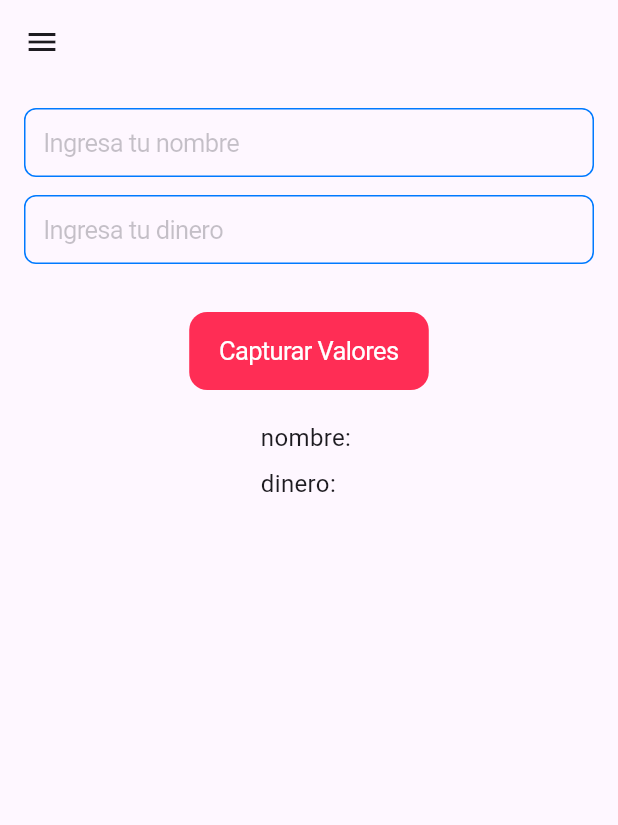
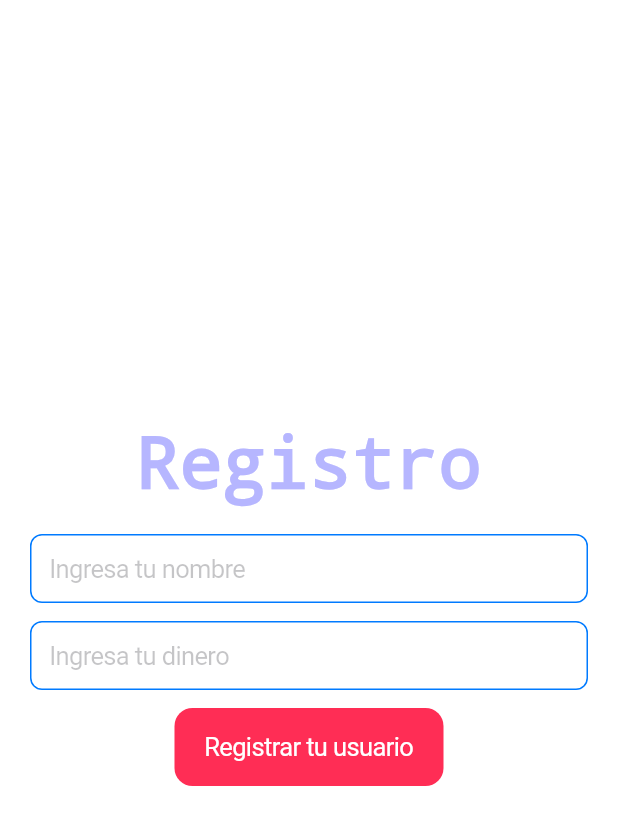
Before and after one commit to DilanBernal/our-finances, a Flutter app: the screen it shows after launch, on a phone screen of 412 x 824 dp. Shown: the top 825 px of the screen. Run offline on Flutter 3.47's test engine with Material 3 defaults, Android fonts, the phone set to English and light mode, and no system bars; our stand-ins replace shared_preferences, sqflite; accounts and stored records are empty.

Commit message:
Style: adjust register screen

```diff
--- a/lib/Models/user.dart
+++ b/lib/Models/user.dart
@@ -1,18 +1,36 @@
 class User {
   final int id;
   final String name;
-  final double balance;
+  double balance;
+  bool inCloud;
 
-  User({required this.id, required this.name, required this.balance});
+  User(
+      {required this.id,
+      required this.name,
+      required this.balance,
+      required this.inCloud});
   Map<String, dynamic> toMap() {
-    return {'name': name, 'balance': balance};
+    return {
+      'name': name,
+      'balance': balance,
+      'inCloud': inCloud == true ? 1 : 0
+    };
   }
 
   factory User.fromMap(Map<String, dynamic> map) {
-    return User(id: map['id'], name: map['name'], balance: (map['balance'] as num).toDouble());
+    return User(
+        id: map['id'],
+        name: map['name'],
+        balance: (map['balance'] as num).toDouble(),
+        inCloud: map['inCloud'] == 1);
   }
 
   factory User.fromJson(Map<String, dynamic> json) {
-    return User(id: json['id'], name: json['name'], balance: json['balance']);
+    return User(
+        id: json['id'],
+        name: json['name'],
+        balance: json['balance'],
+        inCloud: json['inCloud'] == 1
+    );
   }
 }
--- a/lib/Screens/home_screen.dart
+++ b/lib/Screens/home_screen.dart
@@ -1,6 +1,5 @@
 import 'package:flutter/material.dart';
 import 'package:our_finances/Screens/new_entry_screen.dart';
-import 'package:our_finances/Screens/register_screen.dart';
 
 class HomeScreen extends StatelessWidget{
 
@@ -11,7 +10,7 @@ class HomeScreen extends StatelessWidget{
     return SafeArea(
       child: Column(
         children: [
-          RegisterScreen()
+          NewEntryScreen()
         ],
       ),
     );
--- a/lib/Screens/new_entry_screen.dart
+++ b/lib/Screens/new_entry_screen.dart
@@ -6,6 +6,10 @@ class NewEntryScreen extends StatelessWidget {
 
   @override
   Widget build(BuildContext context) {
-    return InputWithButton(onSend: (values) {print('values');}, fieldNames: ["jaja", "nooo"],);
+    return InputWithButton(onSend: (values) {_createEntry(values);}, fieldNames: ["Noooo", "La politsia"], buttonName: "Agregar gasto",);
+  }
+
+  Future<void> _createEntry(Map<String, String> values) async {
+
   }
 }
--- a/lib/Screens/register_screen.dart
+++ b/lib/Screens/register_screen.dart
@@ -4,6 +4,7 @@ import 'package:our_finances/Dao/sqlite/user_dao_sqlite.dart';
 import 'package:our_finances/Models/user.dart';
 import 'package:our_finances/Widgets/input_with_button.dart';
 import 'package:provider/provider.dart';
+import 'package:shared_preferences/shared_preferences.dart';
 
 class RegisterScreen extends StatelessWidget {
   const RegisterScreen({super.key});
@@ -11,26 +12,42 @@ class RegisterScreen extends StatelessWidget {
   @override
   Widget build(BuildContext context) {
     final userRepo = context.read<UserDaoSqlite>();
-    return InputWithButton(
+    return Column(
+      mainAxisSize: MainAxisSize.max,
+      mainAxisAlignment: MainAxisAlignment.center,
+      children: [
+        Text(
+          "Registro",
+          style: TextStyle(
+              color: Color.fromRGBO(182, 182, 255, 1.0),
+              decoration: TextDecoration.none),
+        ),
+        InputWithButton(
           onSend: (values) => {_createUser(values, userRepo)},
           fieldNames: ["nombre", "dinero"],
           keyboardTypes: [TextInputType.text, TextInputType.number],
+          buttonName: "Registrar tu usuario",
           inputFormatters: [
             [],
             [FilteringTextInputFormatter.digitsOnly]
           ],
+        )
+      ]
     );
   }
 
   Future<void> _createUser(
       Map<String, String> values, UserDaoSqlite userRepo) async {
+    final prefs = await SharedPreferences.getInstance();
     try {
       final name = values['nombre']!;
       final balance = double.tryParse(values['dinero']!) ?? 0.0;
 
-      if (name != null && name.trim() != '') {
-        final user = User(id: 0, name: name, balance: balance);
-        await userRepo.insertUser(user);
+      if (name.trim() != '') {
+        final user = User(id: 0, name: name, balance: balance, inCloud: false);
+        int idGenerated = await userRepo.insertUser(user);
+        await prefs.setInt('userId', idGenerated);
+        await prefs.setBool('isFirstLaunch', false);
       }
       await userRepo.getAllUsers();
     } catch (e) {
--- a/lib/Widgets/input_with_button.dart
+++ b/lib/Widgets/input_with_button.dart
@@ -2,15 +2,17 @@ import 'package:flutter/cupertino.dart';
 import 'package:flutter/services.dart';
 
 class InputWithButton extends StatefulWidget {
-  final Function(Map<String, String>) onSend; // Ahora recibe un mapa de valores
-  final List<String> fieldNames; // Nombres de los campos
-  final List<TextInputType>? keyboardTypes; // Tipos de teclado opcionales
-  final List<List<TextInputFormatter>>? inputFormatters; // Formateadores opcionales
+  final Function(Map<String, String>) onSend;
+  final List<String> fieldNames;
+  final List<TextInputType>? keyboardTypes;
+  final List<List<TextInputFormatter>>? inputFormatters;
+  final String buttonName;
 
   const InputWithButton({
     super.key,
     required this.onSend,
     required this.fieldNames,
+    required this.buttonName,
     this.keyboardTypes,
     this.inputFormatters,
   });
@@ -36,10 +38,9 @@ class _InputWithButtonState extends State<InputWithButton> {
   @override
   Widget build(BuildContext context) {
     return Padding(
-      padding: const EdgeInsets.all(16.0),
+      padding: const EdgeInsets.all(20.0),
       child: Column(
         children: [
-          // Generar un campo por cada nombre proporcionado
           ...List.generate(widget.fieldNames.length, (index) {
             return Padding(
               padding: const EdgeInsets.only(bottom: 12.0),
@@ -61,43 +62,21 @@ class _InputWithButtonState extends State<InputWithButton> {
               ),
             );
           }),
-
-          SizedBox(height: 20),
-
           CupertinoButton(
             onPressed: () {
-              // Capturar todos los valores
               final values = {
                 for (int i = 0; i < widget.fieldNames.length; i++)
                   widget.fieldNames[i]: _controllers[i].text
               };
-
               setState(() {
                 _capturedValues = values;
               });
-
-              widget.onSend(values);
+              widget.onSend(_capturedValues);
             },
             color: CupertinoColors.systemPink,
-            child: Text('Capturar Valores',
+            child: Text(widget.buttonName,
               style: TextStyle(color: CupertinoColors.white),
             ),
-          ),
-
-          SizedBox(height: 20),
-
-          // Mostrar todos los valores capturados
-          Column(
-            crossAxisAlignment: CrossAxisAlignment.start,
-            children: _capturedValues.entries.map((entry) {
-              return Padding(
-                padding: const EdgeInsets.only(bottom: 8.0),
-                child: Text(
-                  '${entry.key}: ${entry.value}',
-                  style: TextStyle(fontSize: 16),
-                ),
-              );
-            }).toList(),
           ),
         ],
       ),
--- a/lib/Widgets/list_menu.dart
+++ b/lib/Widgets/list_menu.dart
@@ -14,7 +14,7 @@ class ListMenu extends StatelessWidget {
             color: Color.fromRGBO(46, 0, 76, 0.75),
           ),
           child: Text(
-            'Nuestras finanzas',
+            'Nuestras finanzas <3',
             style: TextStyle(
               fontSize: 24,
             ),
--- a/lib/main.dart
+++ b/lib/main.dart
@@ -2,32 +2,31 @@ import 'package:flutter/material.dart';
 import 'package:our_finances/Dao/sqlite/db_helper_sqlite.dart';
 import 'package:our_finances/Dao/sqlite/user_dao_sqlite.dart';
 import 'package:our_finances/Screens/home_screen.dart';
+import 'package:our_finances/Screens/register_screen.dart';
 import 'package:provider/provider.dart';
+import 'package:shared_preferences/shared_preferences.dart';
 import 'Widgets/list_menu.dart';
 
 void main() async {
   WidgetsFlutterBinding.ensureInitialized();
-
   final sqliteHelper = DbSqlite.instance;
   await sqliteHelper.database;
-
-
-  runApp(
-    MultiProvider(
+  final prefs = await SharedPreferences.getInstance();
+  final isFirstLaunch = prefs.getBool('isFirstLaunch') ?? true;
+  runApp(MultiProvider(
     providers: [
       Provider<DbSqlite>(create: (_) => sqliteHelper),
       Provider<UserDaoSqlite>(
-            create: (ctx) => UserDaoSqlite(dbHelper: ctx.read<DbSqlite>())
-        )
+          create: (ctx) => UserDaoSqlite(dbHelper: ctx.read<DbSqlite>()))
     ],
-      child:MainApp(),
-    )
-  );
+    child: MainApp(isFirstLaunch: isFirstLaunch),
+  ));
 }
 
+class MainApp extends StatelessWidget {
+  final bool isFirstLaunch;
 
-class MainApp extends StatelessWidget {
-  MainApp({super.key});
+  MainApp({super.key, required this.isFirstLaunch});
   final ThemeData blackDarkTheme = ThemeData(
     brightness: Brightness.dark,
     scaffoldBackgroundColor: Colors.black,
@@ -57,17 +56,16 @@ class MainApp extends StatelessWidget {
       darkTheme: blackDarkTheme,
       themeMode: ThemeMode.system,
       debugShowCheckedModeBanner: false,
-      home: Scaffold(
+      home: isFirstLaunch
+          ? RegisterScreen()
+          : Scaffold(
               appBar: AppBar(
                 title: Text(''),
               ),
-        body:SafeArea(
+              body: SafeArea(
                   child: Column(
-            children: [
-              HomeScreen()
-            ],
-          )
-        ),
+                children: [HomeScreen()],
+              )),
               drawer: Drawer(
                 child: ListMenu(),
               ),
--- a/pubspec.yaml
+++ b/pubspec.yaml
@@ -14,6 +14,7 @@ dependencies:
   sqflite: ^2.3.0
   path: ^1.9.0
   provider: ^6.1.1
+  shared_preferences: ^2.2.2
 
 dev_dependencies:
   flutter_test:
```
Also changed, not shown: lib/Dao/sqlite/db_helper_sqlite.dart (+6 -2 lines), lib/Models/category.dart (+24 -3 lines), lib/Models/payment.dart (+40 -13 lines), lib/Models/revenue.dart (+40 -13 lines), pubspec.lock, 1 other file. Lines whose indentation alone changed are shown as unchanged.
